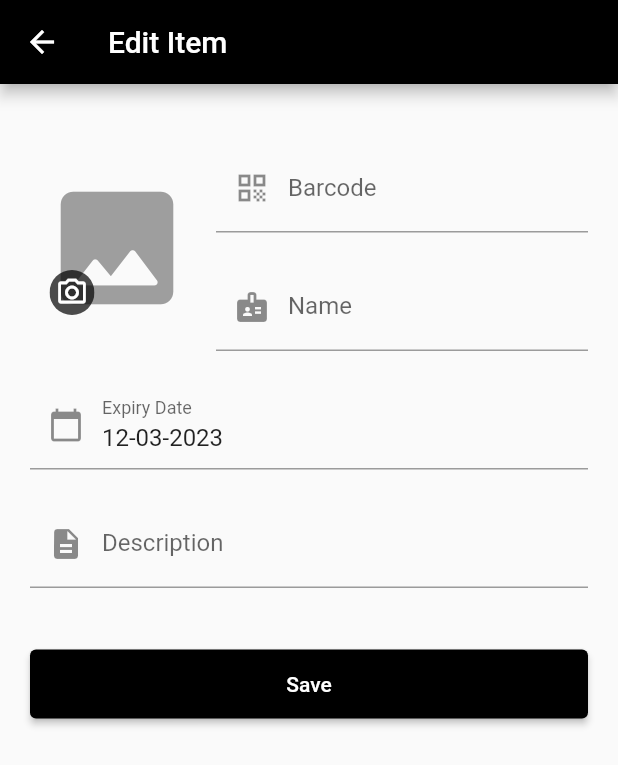
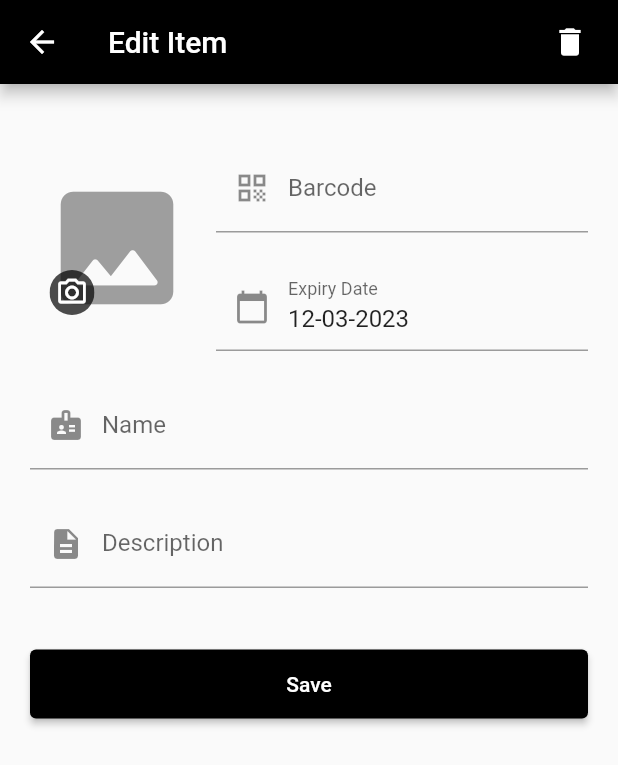
Before and after one commit to dmetzner/Expiry, a Flutter app: the EditItemPage screen opened directly with empty values, on a phone screen of 412 x 824 dp. Shown: the top 765 px of the screen. Run offline on Flutter 3.47's test engine with Material 2 defaults, Android fonts, the light colour scheme and no system bars; our stand-ins replace cloud_firestore, firebase_auth, firebase_core, image_picker; accounts and stored records are empty; generated files the repository leaves out were written again.

Commit message:
discard and delete

```diff
--- /dev/null
+++ b/lib/item/delete_item_icon_button.dart
@@ -0,0 +1,48 @@
+import 'package:cloud_firestore/cloud_firestore.dart';
+import 'package:flutter/material.dart';
+import 'package:flutter_gen/gen_l10n/app_localizations.dart';
+
+class DeleteItemIconButton extends StatefulWidget {
+  final String itemId;
+  const DeleteItemIconButton({Key? key, required this.itemId}) : super(key: key);
+
+  @override
+  State<DeleteItemIconButton> createState() => _DeleteItemIconButtonState();
+}
+
+class _DeleteItemIconButtonState extends State<DeleteItemIconButton> {
+  @override
+  Widget build(BuildContext context) {
+    return IconButton(
+      icon: const Icon(Icons.delete),
+      onPressed: () async {
+        showDialog<bool>(
+          context: context,
+          builder: (context) => AlertDialog(
+            title: Text(AppLocalizations.of(context)!.deleteItemDialogTitle),
+            content: Text(AppLocalizations.of(context)!.deleteItemDialogContent),
+            actions: [
+              TextButton(
+                onPressed: () => _onCancelAction,
+                child: Text(AppLocalizations.of(context)!.deleteItemDialogCancelButton),
+              ),
+              TextButton(
+                onPressed: _onConfirmDelete,
+                child: Text(AppLocalizations.of(context)!.deleteItemDialogConfirmButton),
+              ),
+            ],
+          ),
+        );
+      },
+    );
+  }
+
+  _onCancelAction() {
+    Navigator.pop(context, false);
+  }
+
+  _onConfirmDelete() {
+    FirebaseFirestore.instance.collection('products').doc(widget.itemId).delete();
+    Navigator.popUntil(context, ModalRoute.withName('/'));
+  }
+}
--- a/lib/item/edit_item_page.dart
+++ b/lib/item/edit_item_page.dart
@@ -1,45 +1,83 @@
 import 'package:cloud_firestore/cloud_firestore.dart';
+import 'package:expiry/item/delete_item_icon_button.dart';
+import 'package:expiry/item/form/discard_change_dialog.dart';
 import 'package:flutter/material.dart';
+import 'package:flutter/scheduler.dart';
 import 'package:flutter_gen/gen_l10n/app_localizations.dart';
 
 import '../layout/page_loading_animation.dart';
 import 'form/form_data.dart';
 import 'item_form.dart';
 
-class EditItemPage extends StatelessWidget {
-  final String id;
-  const EditItemPage({Key? key, required this.id}) : super(key: key);
+class EditItemPage extends StatefulWidget {
+  final String itemId;
+  const EditItemPage({Key? key, required this.itemId}) : super(key: key);
+
+  @override
+  State<EditItemPage> createState() => _EditItemPageState();
+}
+
+class _EditItemPageState extends State<EditItemPage> {
+  bool hasChanges = false;
 
   @override
   Widget build(BuildContext context) {
-    return Scaffold(
-      appBar: AppBar(title: Text(AppLocalizations.of(context)!.editItemAppBarTitle)),
+    return WillPopScope(
+      onWillPop: () async {
+        if (hasChanges) {
+          final result = await showDialog<bool>(context: context, builder: (context) => const DiscardChangeDialog());
+          return result ?? false;
+        } else {
+          return true;
+        }
+      },
+      child: Scaffold(
+        appBar: AppBar(
+          title: Text(AppLocalizations.of(context)!.editItemAppBarTitle),
+          actions: [
+            Padding(
+              padding: const EdgeInsets.all(8.0),
+              child: DeleteItemIconButton(itemId: widget.itemId),
+            )
+          ],
+        ),
         body: Center(
           child: FutureBuilder<DocumentSnapshot>(
-          // Get the data from Firebase using the ID
-          future: FirebaseFirestore.instance.collection('products').doc(id).get(),
+            future: FirebaseFirestore.instance.collection('products').doc(widget.itemId).get(),
             builder: (BuildContext context, AsyncSnapshot<DocumentSnapshot> snapshot) {
-            if (snapshot.hasError) {
-              return Text("Something went wrong");
+              if (snapshot.hasError || snapshot.hasData && !snapshot.data!.exists) {
+                _onInitializationError(snapshot.hasError);
               }
-            if (snapshot.hasData && !snapshot.data!.exists) {
-              return Text("This item does not exist");
-            }
-
               if (snapshot.connectionState == ConnectionState.done) {
-              return ItemForm(formData: _mapSnapShotToFormData(snapshot.data!));
+                return ItemForm(formData: _mapSnapShotToFormData(snapshot.data!), onChange: _onChange);
               }
               return const PageLoadingAnimation();
             },
           ),
         ),
+      ),
     );
+  }
+
+  void _onInitializationError(bool hasError) {
+    SchedulerBinding.instance.addPostFrameCallback((_) {
+      Navigator.pop(context);
+      ScaffoldMessenger.of(context).showSnackBar(
+        SnackBar(
+          content: Text(hasError ? AppLocalizations.of(context)!.generalErrorMessage : AppLocalizations.of(context)!.itemNotFoundErrorMessage),
+        ),
+      );
+    });
+  }
+
+  void _onChange() {
+    hasChanges = true;
   }
 
   FormData _mapSnapShotToFormData(DocumentSnapshot snapshot) {
     Map<String, dynamic> data = snapshot.data() as Map<String, dynamic>;
     FormData formData = FormData();
-    formData.setID(id);
+    formData.setID(widget.itemId);
     formData.setBarCode(data['code']);
     formData.setName(data['name']);
     formData.setDescription(data['description']);
--- a/lib/item/form/submit_button.dart
+++ b/lib/item/form/submit_button.dart
@@ -9,10 +9,7 @@ class SubmitButton extends StatelessWidget {
 
   @override
   Widget build(BuildContext context) {
-    return Row(
-      children: [
-        Expanded(
-          child: ElevatedButton(
+    return ElevatedButton(
         onPressed: () async {
           if (formKey.currentState!.validate()) {
             formKey.currentState!.save();
@@ -22,9 +19,6 @@ class SubmitButton extends StatelessWidget {
         child: Padding(
           padding: const EdgeInsets.all(15),
           child: Text(AppLocalizations.of(context)!.saveItemButton),
-              )),
-        )
-      ],
-    );
+        ));
   }
 }
--- a/lib/item/item_form.dart
+++ b/lib/item/item_form.dart
@@ -4,15 +4,17 @@ import 'package:expiry/item/form/expiry_date_field.dart';
 import 'package:expiry/item/form/form_data.dart';
 import 'package:expiry/item/form/image_field.dart';
 import 'package:expiry/item/form/name_field.dart';
-import 'package:expiry/item/form/submit_button.dart';
 import 'package:flutter/material.dart';
 
+import 'form/submit_button.dart';
 import 'form/submit_handler.dart';
 
 class ItemForm extends StatefulWidget {
   final FormData formData;
-  ItemForm({Key? key, FormData? formData})
+  final void Function() onChange;
+  ItemForm({Key? key, FormData? formData, Function()? onChange})
       : formData = formData ?? FormData(),
+        onChange = onChange ?? (() => {}),
         super(key: key);
 
   @override
@@ -33,14 +35,14 @@ class _ItemFormState extends State<ItemForm> {
           children: [
             Row(
               children: [
-                ImageFormField(initialValue: widget.formData.image, onChanged: widget.formData.setImage),
+                ImageFormField(initialValue: widget.formData.image, onChanged: _setImage),
                 const SizedBox(width: 8),
                 Expanded(
                   child: Column(
                     children: [
-                      BarCodeFormField(initialValue: widget.formData.barCode, onChanged: widget.formData.setBarCode),
+                      BarCodeFormField(initialValue: widget.formData.barCode, onChanged: _setBarCode),
                       const SizedBox(height: 20),
-                      NameFormField(initialValue: widget.formData.name, onChanged: widget.formData.setName),
+                      ExpiryDateFormField(initialDate: widget.formData.expiryDate, onChanged: _setExpiryDate),
                     ],
                   ),
                 ),
@@ -52,11 +54,18 @@ class _ItemFormState extends State<ItemForm> {
                 Expanded(
                   child: Column(
                     children: [
-                      ExpiryDateFormField(initialDate: widget.formData.expiryDate, onChanged: widget.formData.setExpiryDate),
+                      NameFormField(initialValue: widget.formData.name, onChanged: _setName),
                       const SizedBox(height: 20),
-                      DescriptionFormField(initialValue: widget.formData.description, onChanged: widget.formData.setDescription),
+                      DescriptionFormField(initialValue: widget.formData.description, onChanged: _setDescription),
+                    ],
+                  ),
+                ),
+              ],
+            ),
             const SizedBox(height: 40),
-                      SubmitButton(
+            Row(mainAxisAlignment: MainAxisAlignment.spaceEvenly, children: [
+              Expanded(
+                child: SubmitButton(
                   formKey: _formKey,
                   onSubmit: () {
                     if (widget.formData.id != null) {
@@ -66,14 +75,36 @@ class _ItemFormState extends State<ItemForm> {
                     }
                   },
                 ),
-                    ],
               ),
-                ),
-              ],
-            ),
+            ]),
           ],
         ),
       ),
     );
   }
+
+  _setImage(String? image) {
+    widget.formData.setImage(image);
+    widget.onChange.call();
   }
+
+  _setBarCode(String? barCode) {
+    widget.formData.setBarCode(barCode);
+    widget.onChange.call();
+  }
+
+  _setExpiryDate(DateTime? expiryDate) {
+    widget.formData.setExpiryDate(expiryDate);
+    widget.onChange.call();
+  }
+
+  _setName(String? name) {
+    widget.formData.setName(name);
+    widget.onChange.call();
+  }
+
+  _setDescription(String? description) {
+    widget.formData.setDescription(description);
+    widget.onChange.call();
+  }
+}
--- a/lib/item/item_overview_page.dart
+++ b/lib/item/item_overview_page.dart
@@ -10,7 +10,7 @@ import 'package:intl/intl.dart';
 import 'overview/expiry_item_seperator.dart';
 
 class ItemOverview extends StatefulWidget {
-  ItemOverview({Key? key}) : super(key: key);
+  const ItemOverview({Key? key}) : super(key: key);
 
   @override
   State<ItemOverview> createState() => _ItemOverviewState();
@@ -71,7 +71,7 @@ class _ItemOverviewState extends State<ItemOverview> {
                       Navigator.push(
                         context,
                         MaterialPageRoute(
-                          builder: (context) => EditItemPage(id: id),
+                          builder: (context) => EditItemPage(itemId: id),
                         ),
                       ).then((value) => {
                             setState(() {
@@ -82,7 +82,7 @@ class _ItemOverviewState extends State<ItemOverview> {
                     },
                     child: Row(
                       children: <Widget>[
-                        Container(
+                        SizedBox(
                           height: 80.0,
                           width: 80.0,
                           child: _getImagePreviewWidget(data['image']),
```
Also changed, not shown: lib/item/add_item_page.dart (+30 -8 lines), lib/item/form/discard_change_dialog.dart (added, +24 -0 lines), lib/l10n/app_en.arb (+42 -12 lines), lib/landing_page.dart (+4 -4 lines). Lines whose indentation alone changed are shown as unchanged.
